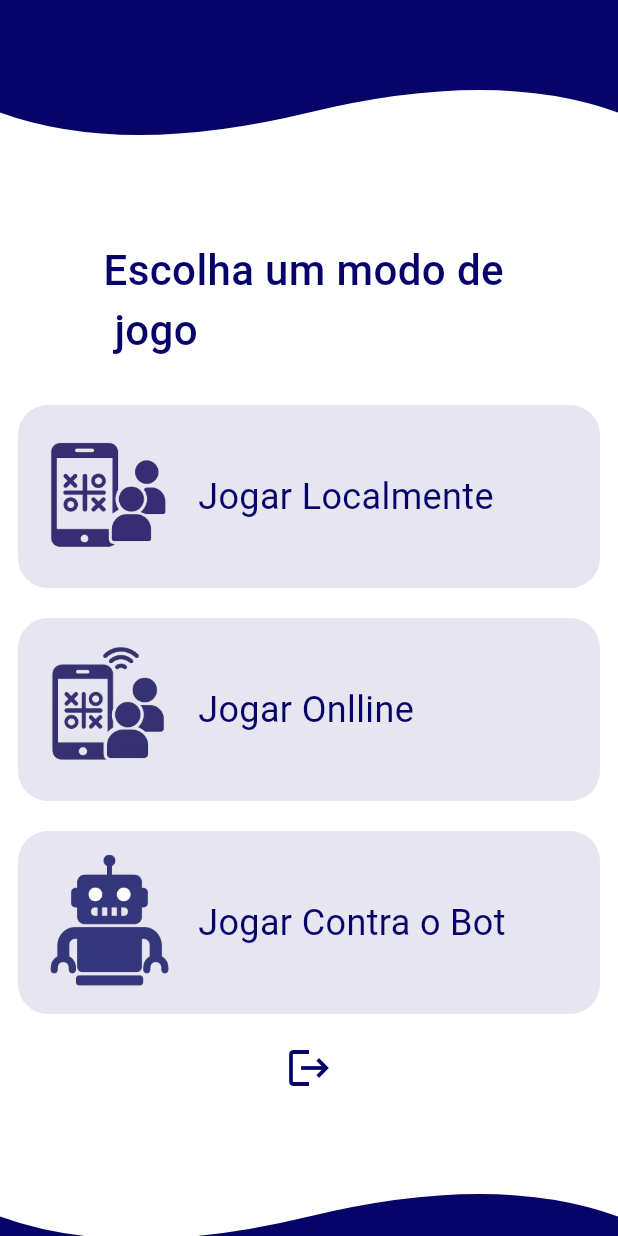
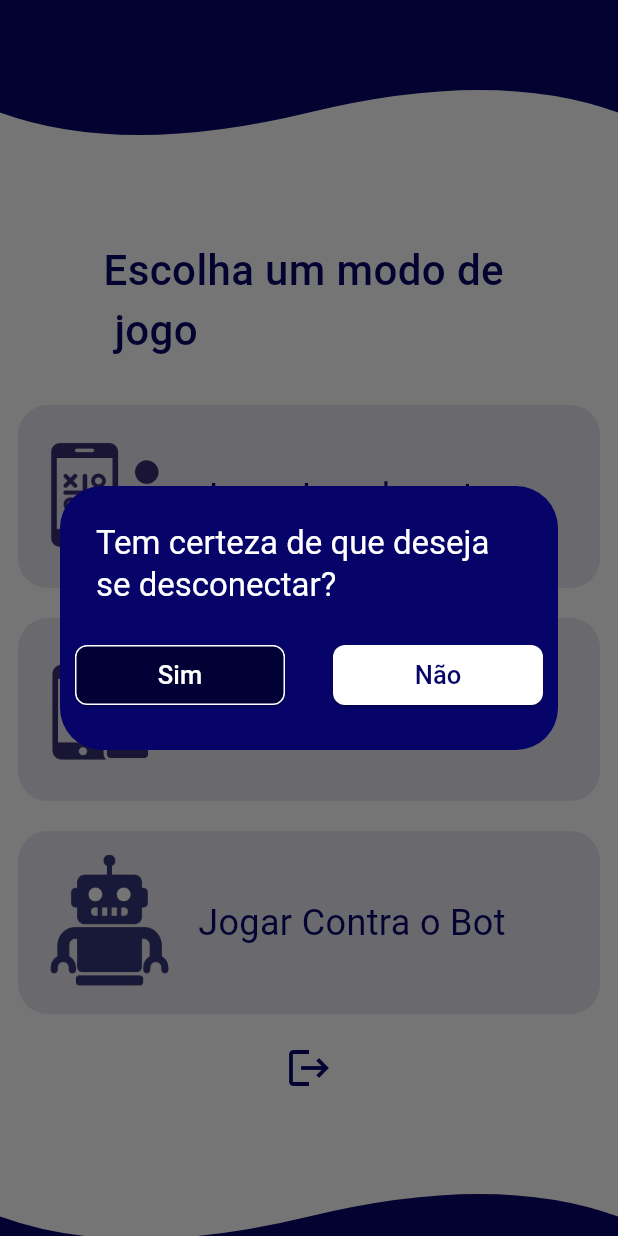
Before and after one commit to CodeFromIsrael/TIC-TAC-TOE-GAME, a Flutter app: the HomeScreen screen opened directly, after a tap on the "logout" icon, on a phone screen of 412 x 824 dp. Run offline on Flutter 3.47's test engine with Material 3 defaults, Android fonts, the phone set to English and light mode, and no system bars; our stand-ins replace rxdart, shared_preferences; accounts and stored records are empty.

Commit message:
Atualizações

```diff
--- a/lib/views/dialogs/comfirm_dialog.dart
+++ b/lib/views/dialogs/comfirm_dialog.dart
@@ -1,27 +1,79 @@
 import 'package:flutter/material.dart';
+import 'package:tic_tac_toe_app/controller/source_controller.dart';
+import 'package:tic_tac_toe_app/core/utils/app_colors.dart';
 
 class ComfirmDialog extends StatelessWidget {
   const ComfirmDialog({super.key});
 
   @override
   Widget build(BuildContext context) {
-    return comfirmDialog();
+    return comfirmDialog(context);
   }
 }
 
-Widget comfirmDialog() {
-  return const SimpleDialog(
-    title: Center(
-      child: Text("Tem certeza que deseja sair da sua conta"),
+Widget comfirmDialog(context) {
+  return SimpleDialog(
+    backgroundColor: AppColors.blueColor,
+    title: const Center(
+      child: Text(
+        "Tem certeza de que deseja se desconectar?",
+        style: TextStyle(color: Colors.white),
+      ),
     ),
     children: [
-      Row(
-        children: [],
+      Container(
+        width: double.maxFinite,
+        margin: const EdgeInsets.all(0),
+        child: Row(
+          mainAxisAlignment: MainAxisAlignment.spaceBetween,
+          children: [
+            Expanded(
+              child: Padding(
+                padding: const EdgeInsets.all(10),
+                child: ElevatedButton(
+                  onPressed: () async {
+                    await ServiceController.logout();
+                    Navigator.of(context).pop();
+                  },
+                  style: ElevatedButton.styleFrom(
+                    minimumSize: const Size(double.maxFinite, 40),
+                    shape: RoundedRectangleBorder(
+                      side: const BorderSide(color: Colors.white),
+                      borderRadius: BorderRadius.circular(8),
+                    ),
+                    backgroundColor: const Color.fromARGB(255, 1, 1, 53),
+                  ),
+                  child: const Text(
+                    "Sim",
+                    style: TextStyle(color: Colors.white, fontSize: 17),
+                  ),
+                ),
+              ),
+            ),
+            const SizedBox(
+              width: 12,
+            ),
+            Expanded(
+              child: Padding(
+                padding: const EdgeInsets.all(10),
+                child: ElevatedButton(
+                  onPressed: Navigator.of(context).pop,
+                  style: ElevatedButton.styleFrom(
+                    minimumSize: const Size(double.maxFinite, 40),
+                    shape: RoundedRectangleBorder(
+                        borderRadius: BorderRadius.circular(8)),
+                    backgroundColor: Colors.white,
+                  ),
+                  child: const Text(
+                    "Não",
+                    style: TextStyle(color: AppColors.blueColor, fontSize: 17),
+                  ),
+                ),
+              ),
+            ),
+          ],
+        ),
       )
     ],
   );
 }
-
-Widget Button(Function func, String texto) {
-  return ElevatedButton(onPressed: () {}, child: Text(texto));
-}
--- a/lib/views/screens/home_screen.dart
+++ b/lib/views/screens/home_screen.dart
@@ -2,6 +2,7 @@ import 'package:flutter/material.dart';
 import 'package:tic_tac_toe_app/controller/source_controller.dart';
 import 'package:tic_tac_toe_app/core/utils/app_colors.dart';
 import 'package:tic_tac_toe_app/core/utils/app_images.dart';
+import 'package:tic_tac_toe_app/views/dialogs/comfirm_dialog.dart';
 import 'package:tic_tac_toe_app/views/screens/tictactoe_screen.dart';
 import 'package:tic_tac_toe_app/views/screens/widgets/wavy_container.dart';
 
@@ -114,7 +115,10 @@ class _HomeScreenState extends State<HomeScreen> {
 
   Widget logout() {
     return IconButton(
-        onPressed: () async => await ServiceController.logout(),
+        onPressed: () {
+          showDialog(
+              context: context, builder: (context) => comfirmDialog(context));
+        },
         icon: const Icon(
           Icons.logout,
           size: 32,
--- a/lib/views/screens/register_screen.dart
+++ b/lib/views/screens/register_screen.dart
@@ -2,6 +2,7 @@ import 'dart:developer';
 
 import 'package:flutter/material.dart';
 import 'package:tic_tac_toe_app/controller/register_controller.dart';
+import 'package:tic_tac_toe_app/controller/source_controller.dart';
 import 'package:tic_tac_toe_app/core/utils/app_colors.dart';
 import 'package:tic_tac_toe_app/services/services.dart';
 import 'package:tic_tac_toe_app/views/dialogs/register_dialog.dart';
```
